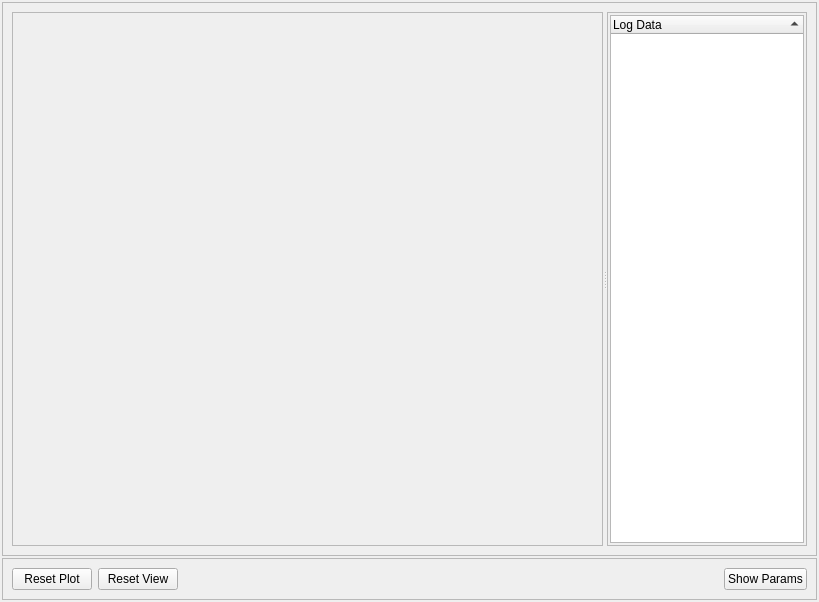
Enem-20/CGS, file logplotwindow.ui: the form before one commit.
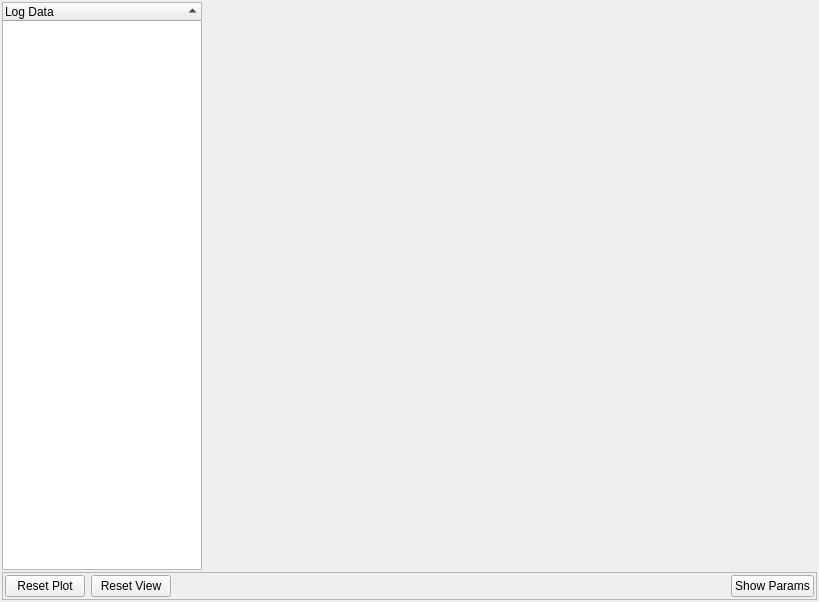
The form after the commit.

Commit message: simplify logplot window

```diff
--- a/logplotwindow.ui
+++ b/logplotwindow.ui
@@ -30,22 +30,7 @@
     <number>2</number>
    </property>
    <item>
-    <widget class="QFrame" name="frameMain">
-     <property name="sizePolicy">
-      <sizepolicy hsizetype="Preferred" vsizetype="Expanding">
-       <horstretch>0</horstretch>
-       <verstretch>0</verstretch>
-      </sizepolicy>
-     </property>
-     <property name="frameShape">
-      <enum>QFrame::Shape::StyledPanel</enum>
-     </property>
-     <property name="frameShadow">
-      <enum>QFrame::Shadow::Raised</enum>
-     </property>
-     <layout class="QHBoxLayout" name="horizontalLayout_2">
-      <item>
-       <widget class="QSplitter" name="splitter">
+    <widget class="QSplitter" name="splitterMain">
         <property name="sizePolicy">
          <sizepolicy hsizetype="Expanding" vsizetype="Expanding">
           <horstretch>0</horstretch>
@@ -55,44 +40,9 @@
         <property name="orientation">
          <enum>Qt::Orientation::Horizontal</enum>
         </property>
-        <widget class="QScrollArea" name="scrollArea">
-         <property name="minimumSize">
-          <size>
-           <width>400</width>
-           <height>100</height>
-          </size>
-         </property>
-         <property name="sizeAdjustPolicy">
-          <enum>QAbstractScrollArea::SizeAdjustPolicy::AdjustToContents</enum>
-         </property>
-         <property name="widgetResizable">
-          <bool>true</bool>
-         </property>
-         <widget class="QWidget" name="plotFrame">
-          <property name="geometry">
-           <rect>
-            <x>0</x>
-            <y>0</y>
-            <width>589</width>
-            <height>529</height>
-           </rect>
-          </property>
+     <widget class="QTreeWidget" name="dataTree">
           <property name="sizePolicy">
-           <sizepolicy hsizetype="Expanding" vsizetype="Expanding">
-            <horstretch>0</horstretch>
-            <verstretch>0</verstretch>
-           </sizepolicy>
-          </property>
-          <layout class="QVBoxLayout" name="verticalLayout_2">
-           <property name="sizeConstraint">
-            <enum>QLayout::SizeConstraint::SetNoConstraint</enum>
-           </property>
-          </layout>
-         </widget>
-        </widget>
-        <widget class="QFrame" name="dataListFrame">
-         <property name="sizePolicy">
-          <sizepolicy hsizetype="Preferred" vsizetype="Preferred">
+       <sizepolicy hsizetype="Preferred" vsizetype="Expanding">
            <horstretch>0</horstretch>
            <verstretch>0</verstretch>
           </sizepolicy>
@@ -115,45 +65,6 @@
            <height>0</height>
           </size>
          </property>
-         <property name="frameShape">
-          <enum>QFrame::Shape::StyledPanel</enum>
-         </property>
-         <property name="frameShadow">
-          <enum>QFrame::Shadow::Raised</enum>
-         </property>
-         <layout class="QVBoxLayout" name="verticalLayout_3">
-          <property name="leftMargin">
-           <number>2</number>
-          </property>
-          <property name="topMargin">
-           <number>2</number>
-          </property>
-          <property name="rightMargin">
-           <number>2</number>
-          </property>
-          <property name="bottomMargin">
-           <number>2</number>
-          </property>
-          <item>
-           <widget class="QTreeWidget" name="dataTree">
-            <property name="sizePolicy">
-             <sizepolicy hsizetype="Preferred" vsizetype="Expanding">
-              <horstretch>0</horstretch>
-              <verstretch>0</verstretch>
-             </sizepolicy>
-            </property>
-            <property name="minimumSize">
-             <size>
-              <width>100</width>
-              <height>0</height>
-             </size>
-            </property>
-            <property name="baseSize">
-             <size>
-              <width>100</width>
-              <height>0</height>
-             </size>
-            </property>
             <property name="alternatingRowColors">
              <bool>true</bool>
             </property>
@@ -169,12 +80,6 @@
              </property>
             </column>
            </widget>
-          </item>
-         </layout>
-        </widget>
-       </widget>
-      </item>
-     </layout>
     </widget>
    </item>
    <item>
@@ -192,6 +97,18 @@
       <enum>QFrame::Shadow::Raised</enum>
      </property>
      <layout class="QHBoxLayout" name="horizontalLayout">
+      <property name="leftMargin">
+       <number>2</number>
+      </property>
+      <property name="topMargin">
+       <number>2</number>
+      </property>
+      <property name="rightMargin">
+       <number>2</number>
+      </property>
+      <property name="bottomMargin">
+       <number>2</number>
+      </property>
       <item>
        <widget class="QPushButton" name="resetPlotButton">
         <property name="text">
```
Lines whose indentation alone changed are shown as unchanged. The commit also changes 1 other file.
